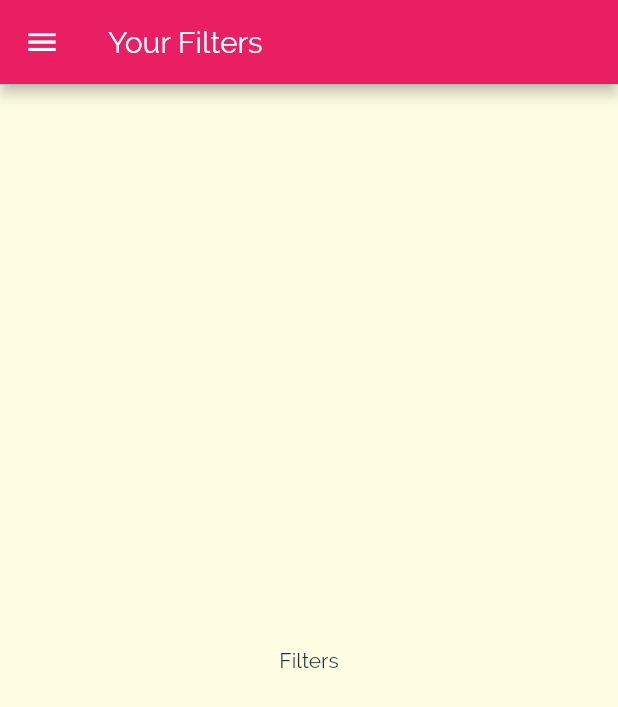
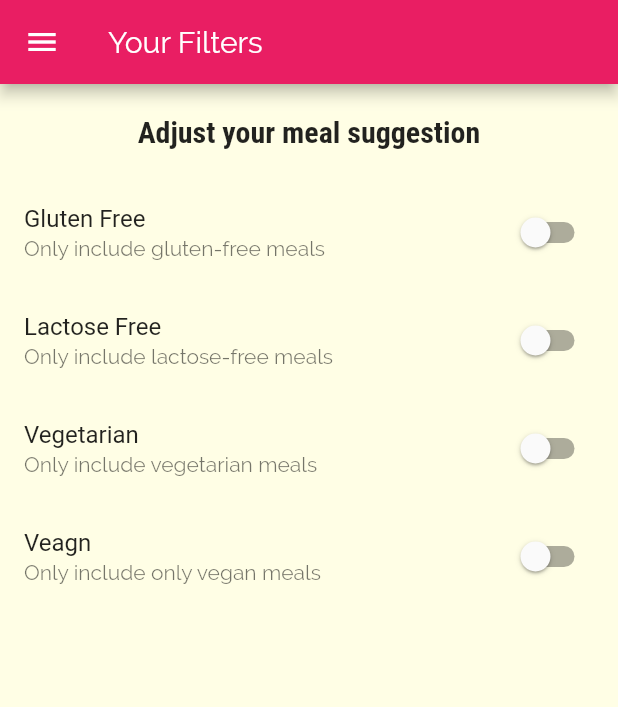
Before and after one commit to ilavisharma/Flutter-Recipes-App, a Flutter app: the FiltersScreen screen opened by its route, on a phone screen of 412 x 824 dp. Shown: the top 707 px of the screen. Run offline on Flutter 3.47's test engine with Material 2 defaults, Android fonts, the phone set to English and light mode, and no system bars.

Commit message:
added filter switches

```diff
--- a/lib/screens/filters_screen.dart
+++ b/lib/screens/filters_screen.dart
@@ -1,8 +1,28 @@
 import 'package:flutter/material.dart';
 import 'package:recipes/widgets/main_drawer.dart';
 
-class FiltersScreen extends StatelessWidget {
+class FiltersScreen extends StatefulWidget {
   static const routeName = '/filters';
+
+  @override
+  _FiltersScreenState createState() => _FiltersScreenState();
+}
+
+class _FiltersScreenState extends State<FiltersScreen> {
+  bool _glutenFree = false;
+  bool _vegetarian = false;
+  bool _vegan = false;
+  bool _lactoseFree = false;
+
+  Widget _buildSwitchListTile(String title, String description,
+      bool currentValue, Function updateValue) {
+    return SwitchListTile.adaptive(
+      title: Text(title),
+      subtitle: Text(description),
+      value: currentValue,
+      onChanged: (value) => updateValue(value),
+    );
+  }
 
   @override
   Widget build(BuildContext context) {
@@ -11,8 +31,54 @@ class FiltersScreen extends StatelessWidget {
         title: Text('Your Filters'),
       ),
       drawer: MainDrawer(),
-      body: Center(
-        child: Text('Filters'),
+      body: Column(
+        children: [
+          Container(
+            padding: EdgeInsets.all(20),
+            child: Text(
+              'Adjust your meal suggestion',
+              style: Theme.of(context).textTheme.headline6,
+            ),
+          ),
+          Expanded(
+            child: ListView(
+              children: [
+                _buildSwitchListTile(
+                  'Gluten Free',
+                  'Only include gluten-free meals',
+                  _glutenFree,
+                  (value) => setState(() {
+                    _glutenFree = value;
+                  }),
+                ),
+                _buildSwitchListTile(
+                  'Lactose Free',
+                  'Only include lactose-free meals',
+                  _lactoseFree,
+                  (value) => setState(() {
+                    _lactoseFree = value;
+                  }),
+                ),
+                _buildSwitchListTile(
+                  'Vegetarian',
+                  'Only include vegetarian meals',
+                  _vegetarian,
+                  (value) => setState(() {
+                    _vegetarian = value;
+                  }),
+                ),
+                _buildSwitchListTile(
+                  'Veagn',
+                  'Only include only vegan meals',
+                  _vegan,
+                  (value) => setState(() {
+                    _vegan = value;
+                  }),
+                ),
+              ],
+            ),
+          )
+        ],
       ),
     );
   }
```
